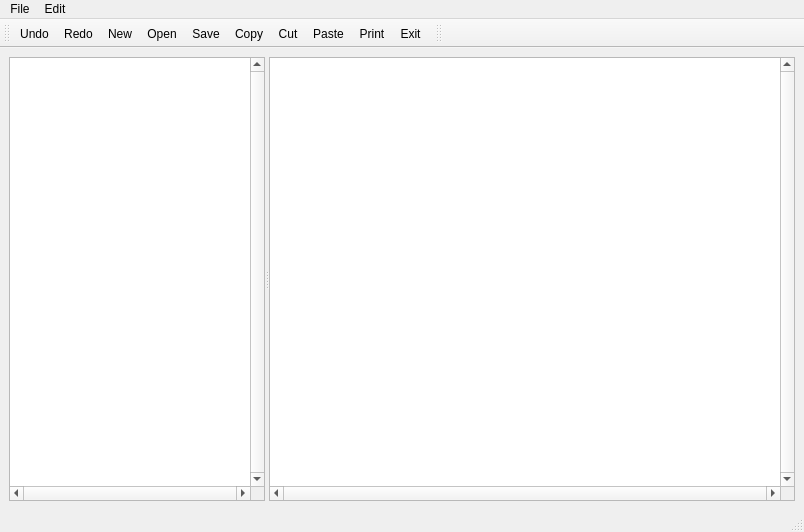
Before: the Qt Designer form Notebook.ui in Ahmed-Al-Balochi/Notebook, drawn with Qt 5.
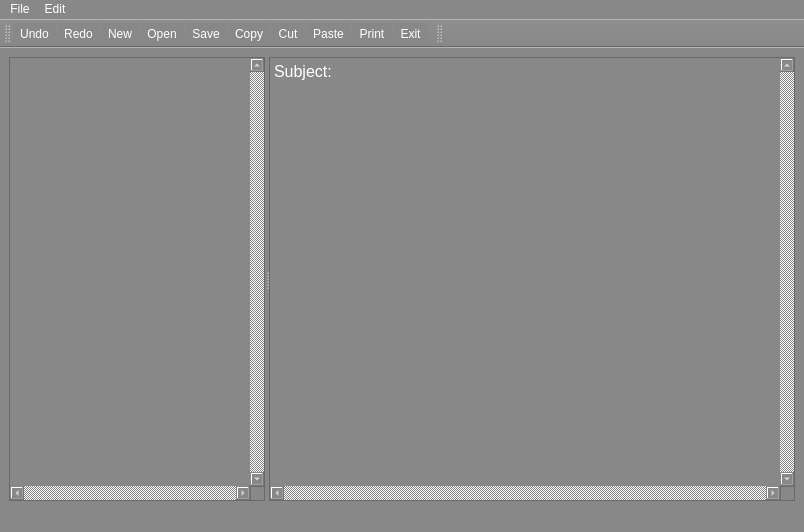
After: the same form once the commit is applied. Icons and pictures are not drawn.

Commit message: added time & subject - set the tree path to home - applied a dark theme

Diff of the .ui file:
```diff
--- a/Notebook.ui
+++ b/Notebook.ui
@@ -13,6 +13,11 @@
   <property name="windowTitle">
    <string>NoteBook</string>
   </property>
+  <property name="styleSheet">
+   <string notr="true">color: rgb(255, 255, 255);
+background-color: rgb(136, 136, 136);
+</string>
+  </property>
   <widget class="QWidget" name="centralwidget">
    <layout class="QHBoxLayout" name="horizontalLayout_2">
     <item>
@@ -44,12 +49,27 @@
          <verstretch>0</verstretch>
         </sizepolicy>
        </property>
+       <property name="toolTip">
+        <string/>
+       </property>
+       <property name="styleSheet">
+        <string notr="true">font: 12pt &quot;Sans Serif&quot;;</string>
+       </property>
        <property name="verticalScrollBarPolicy">
         <enum>Qt::ScrollBarAlwaysOn</enum>
        </property>
        <property name="horizontalScrollBarPolicy">
         <enum>Qt::ScrollBarAlwaysOn</enum>
        </property>
+       <property name="html">
+        <string>&lt;!DOCTYPE HTML PUBLIC &quot;-//W3C//DTD HTML 4.0//EN&quot; &quot;http://www.w3.org/TR/REC-html40/strict.dtd&quot;&gt;
+&lt;html&gt;&lt;head&gt;&lt;meta name=&quot;qrichtext&quot; content=&quot;1&quot; /&gt;&lt;style type=&quot;text/css&quot;&gt;
+p, li { white-space: pre-wrap; }
+&lt;/style&gt;&lt;/head&gt;&lt;body style=&quot; font-family:'Sans Serif'; font-size:12pt; font-weight:400; font-style:normal;&quot;&gt;
+&lt;p style=&quot; margin-top:0px; margin-bottom:0px; margin-left:0px; margin-right:0px; -qt-block-indent:0; text-indent:0px;&quot;&gt;&lt;a name=&quot;date&quot;&gt;&lt;/a&gt;Subject:&lt;/p&gt;
+&lt;p style=&quot;-qt-paragraph-type:empty; margin-top:0px; margin-bottom:0px; margin-left:0px; margin-right:0px; -qt-block-indent:0; text-indent:0px;&quot;&gt;&lt;br /&gt;&lt;/p&gt;
+&lt;p style=&quot;-qt-paragraph-type:empty; margin-top:0px; margin-bottom:0px; margin-left:0px; margin-right:0px; -qt-block-indent:0; text-indent:0px;&quot;&gt;&lt;br /&gt;&lt;/p&gt;&lt;/body&gt;&lt;/html&gt;</string>
+       </property>
       </widget>
      </widget>
     </item>
```
The commit also changes 45 other files.
